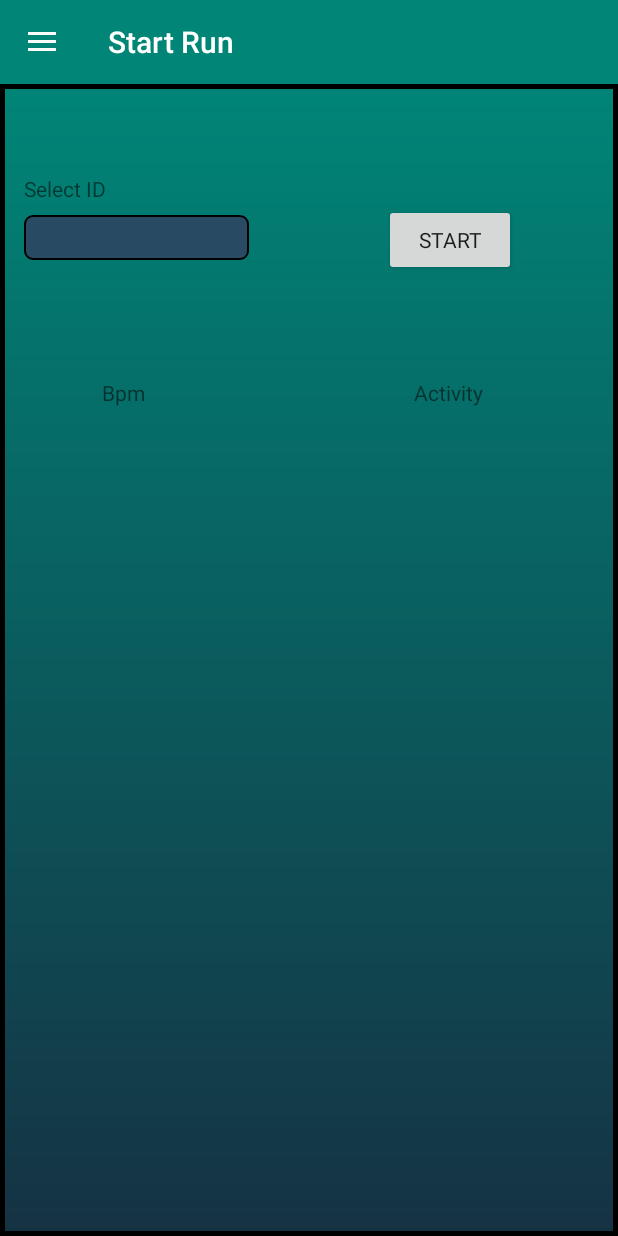
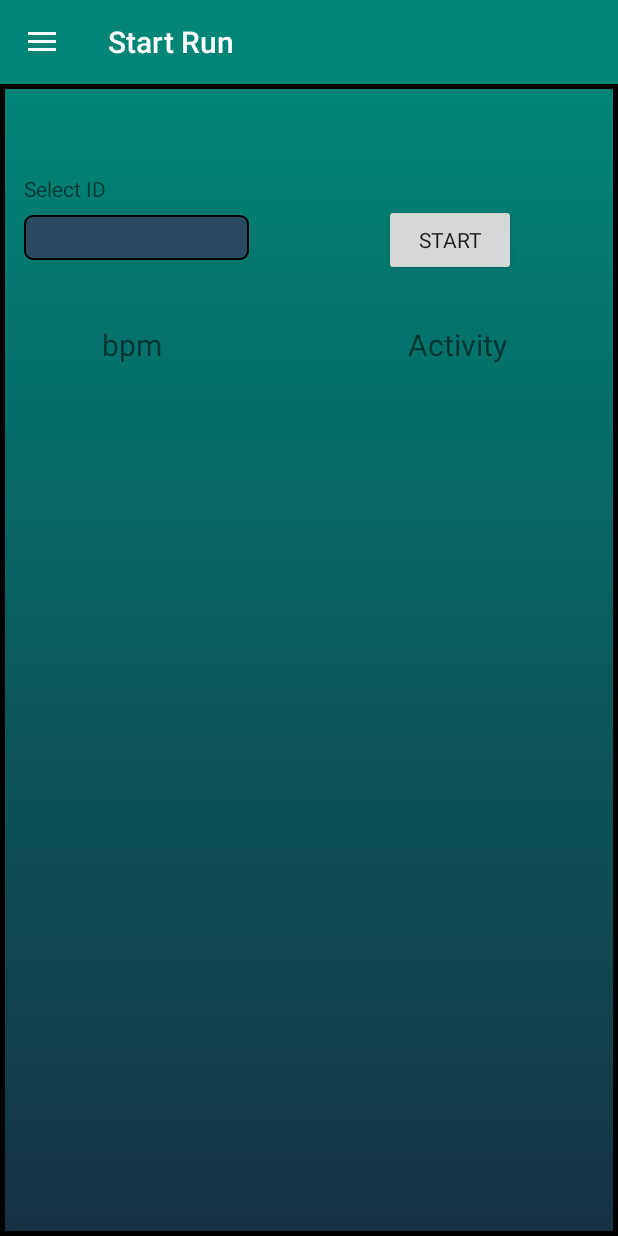
Before and after one commit to EetuL96/PolarProject2019, an Android app: the StartRunFragment screen opened directly, with no data from a screen before it, on a phone screen of 412 x 824 dp. Run offline under Robolectric (Android 15) with nearby library versions, the phone set to English and light mode, and no system bars; our stand-ins replace Volley, navigation-ui; network calls fail; Roboto replaces fonts that are not available here.

Commit message:
bugfix and nicer ui

```diff
--- a/app/src/main/res/layout/fragment_start_run.xml
+++ b/app/src/main/res/layout/fragment_start_run.xml
@@ -42,19 +42,21 @@
         android:id="@+id/textViewActivity"
         android:layout_width="wrap_content"
         android:layout_height="wrap_content"
-        android:layout_marginStart="276dp"
-        android:layout_marginTop="196dp"
+        android:layout_marginStart="272dp"
+        android:layout_marginTop="160dp"
         android:text="Activity"
+        android:textSize="20dp"
         app:layout_constraintStart_toStartOf="parent"
-        app:layout_constraintTop_toTopOf="parent" />
+        app:layout_constraintTop_toTopOf="parent"/>
 
     <TextView
         android:id="@+id/textViewBPM"
         android:layout_width="wrap_content"
         android:layout_height="wrap_content"
         android:layout_marginStart="68dp"
-        android:layout_marginTop="196dp"
-        android:text="Bpm"
+        android:layout_marginTop="160dp"
+        android:text="bpm"
+        android:textSize="20dp"
         app:layout_constraintStart_toStartOf="parent"
         app:layout_constraintTop_toTopOf="parent" />
 
```
Also changed, not shown: app/src/main/java/com/example/polarproject/StartRunFragment.java (+4 -4 lines).
